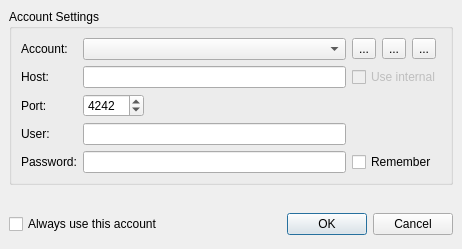
Before: the Qt Designer form src/qtui/ui/coreconnectdlg.ui in quassel/quassel, drawn with Qt 5.
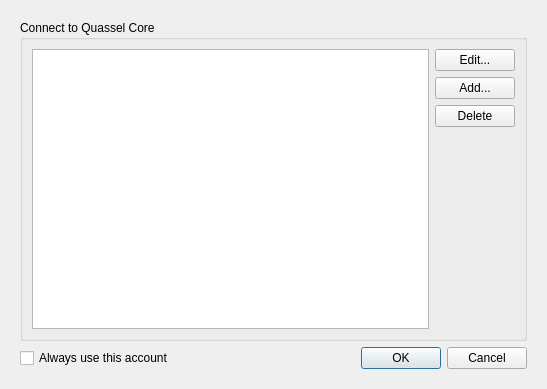
After: the same form once the commit is applied. The open tabs and pages were chosen to show the change. Icons and pictures are not drawn.

Commit message:
This is the long-awaited monster commit, bringing you a redesigned core arch and new auth method... NOT STABLE! DO NOT USE! WORK IN PROGRESS! NOT CLEANED UP! NOT TESTED! YOU HAVE BEEN WARNED!
Known regressions:
* Networks always use the Default Identity from the _new_ dialog (accessible via the new SettingsDlg)
* No core config wizard. Will be back soon.
* No session save/restore, Will be back soon.
* Some more things, that you'll notice anyway.

What changed in the file:
```diff
--- a/src/qtui/ui/coreconnectdlg.ui
+++ b/src/qtui/ui/coreconnectdlg.ui
@@ -5,213 +5,248 @@
    <rect>
     <x>0</x>
     <y>0</y>
-    <width>462</width>
-    <height>249</height>
+    <width>511</width>
+    <height>389</height>
    </rect>
   </property>
-  <property name="sizePolicy" >
-   <sizepolicy vsizetype="MinimumExpanding" hsizetype="Preferred" >
-    <horstretch>0</horstretch>
-    <verstretch>0</verstretch>
-   </sizepolicy>
-  </property>
   <property name="windowTitle" >
    <string>Connect to Quassel Core</string>
   </property>
-  <property name="windowIcon" >
-   <iconset/>
-  </property>
-  <property name="modal" >
-   <bool>false</bool>
-  </property>
+  <layout class="QVBoxLayout" >
+   <item>
   <layout class="QVBoxLayout" >
    <property name="spacing" >
-    <number>6</number>
-   </property>
-   <property name="leftMargin" >
-    <number>0</number>
-   </property>
-   <property name="topMargin" >
-    <number>0</number>
-   </property>
-   <property name="rightMargin" >
-    <number>0</number>
-   </property>
-   <property name="bottomMargin" >
     <number>0</number>
    </property>
    <item>
     <widget class="QStackedWidget" name="stackedWidget" >
      <property name="currentIndex" >
-      <number>0</number>
-     </property>
-     <widget class="QWidget" name="page" >
-      <layout class="QGridLayout" >
-       <item row="0" column="0" >
+        <number>2</number>
+       </property>
+       <widget class="QWidget" name="accountPage" >
+        <layout class="QVBoxLayout" >
+         <item>
         <widget class="QGroupBox" name="groupBox" >
          <property name="title" >
-          <string>Account Settings</string>
-         </property>
+            <string>Connect to Quassel Core</string>
+           </property>
+           <layout class="QHBoxLayout" >
+            <item>
+             <widget class="QListWidget" name="accountList" >
+              <property name="sortingEnabled" >
+               <bool>true</bool>
+              </property>
+             </widget>
+            </item>
+            <item>
+             <layout class="QVBoxLayout" >
+              <item>
+               <widget class="QPushButton" name="editAccount" >
+                <property name="text" >
+                 <string>Edit...</string>
+                </property>
+                <property name="icon" >
+                 <iconset resource="../../icons/icons.qrc" >:/16x16/actions/oxygen/16x16/actions/configure.png</iconset>
+                </property>
+               </widget>
+              </item>
+              <item>
+               <widget class="QPushButton" name="addAccount" >
+                <property name="text" >
+                 <string>Add...</string>
+                </property>
+                <property name="icon" >
+                 <iconset resource="../../icons/icons.qrc" >:/16x16/actions/oxygen/16x16/actions/list-add.png</iconset>
+                </property>
+               </widget>
+              </item>
+              <item>
+               <widget class="QPushButton" name="deleteAccount" >
+                <property name="text" >
+                 <string>Delete</string>
+                </property>
+                <property name="icon" >
+                 <iconset resource="../../icons/icons.qrc" >:/16x16/actions/oxygen/16x16/actions/list-remove.png</iconset>
+                </property>
+               </widget>
+              </item>
+              <item>
+               <spacer>
+                <property name="orientation" >
+                 <enum>Qt::Vertical</enum>
+                </property>
+                <property name="sizeHint" >
+                 <size>
+                  <width>20</width>
+                  <height>40</height>
+                 </size>
+                </property>
+               </spacer>
+              </item>
+             </layout>
+            </item>
+           </layout>
+          </widget>
+         </item>
+         <item>
+          <layout class="QHBoxLayout" >
+           <item>
+            <widget class="QCheckBox" name="autoConnect" >
+             <property name="text" >
+              <string>Always use this account</string>
+             </property>
+            </widget>
+           </item>
+           <item>
+            <widget class="QDialogButtonBox" name="accountButtonBox" >
+             <property name="orientation" >
+              <enum>Qt::Horizontal</enum>
+             </property>
+             <property name="standardButtons" >
+              <set>QDialogButtonBox::Cancel|QDialogButtonBox::NoButton|QDialogButtonBox::Ok</set>
+             </property>
+            </widget>
+           </item>
+          </layout>
+         </item>
+        </layout>
+       </widget>
+       <widget class="QWidget" name="loginPage" >
+        <layout class="QVBoxLayout" >
+         <item>
+          <widget class="QGroupBox" name="groupBox_2" >
+           <property name="title" >
+            <string>Initializing your connection</string>
+           </property>
+           <layout class="QHBoxLayout" >
+            <item>
+             <layout class="QVBoxLayout" >
+              <item>
          <layout class="QGridLayout" >
-          <item rowspan="2" row="0" column="0" >
-           <widget class="QLabel" name="label_5" >
+                <item row="0" column="0" >
+                 <widget class="QLabel" name="connectIcon" >
             <property name="text" >
-             <string>Account:</string>
+                   <string/>
+                  </property>
+                  <property name="pixmap" >
+                   <pixmap resource="../../icons/icons.qrc" >:/22x22/actions/network-disconnect</pixmap>
             </property>
            </widget>
           </item>
-          <item rowspan="2" row="0" column="1" colspan="2" >
-           <widget class="QComboBox" name="accountList" >
-            <property name="editable" >
+                <item row="0" column="1" >
+                 <widget class="QLabel" name="connectLabel" >
+                  <property name="text" >
+                   <string>Connected to apollo.mindpool.net.</string>
+                  </property>
+                  <property name="alignment" >
+                   <set>Qt::AlignLeading|Qt::AlignLeft|Qt::AlignVCenter</set>
+                  </property>
+                  <property name="wordWrap" >
              <bool>false</bool>
             </property>
-            <property name="insertPolicy" >
-             <enum>QComboBox::InsertAlphabetically</enum>
-            </property>
-           </widget>
-          </item>
-          <item rowspan="2" row="0" column="3" >
-           <widget class="QToolButton" name="editAccount" >
-            <property name="text" >
-             <string>...</string>
-            </property>
-            <property name="icon" >
-             <iconset resource="../../icons/icons.qrc" >:/22x22/actions/oxygen/22x22/actions/configure.png</iconset>
-            </property>
-            <property name="iconSize" >
-             <size>
-              <width>22</width>
-              <height>22</height>
-             </size>
-            </property>
-           </widget>
-          </item>
-          <item rowspan="2" row="0" column="4" >
-           <widget class="QToolButton" name="newAccount" >
-            <property name="text" >
-             <string>...</string>
-            </property>
-            <property name="icon" >
-             <iconset resource="../../icons/icons.qrc" >:/22x22/actions/oxygen/22x22/actions/list-add.png</iconset>
-            </property>
-            <property name="iconSize" >
-             <size>
-              <width>22</width>
-              <height>22</height>
-             </size>
-            </property>
-           </widget>
-          </item>
-          <item rowspan="2" row="0" column="5" colspan="2" >
-           <widget class="QToolButton" name="delAccount" >
-            <property name="text" >
-             <string>...</string>
-            </property>
-            <property name="icon" >
-             <iconset resource="../../icons/icons.qrc" >:/22x22/actions/oxygen/22x22/actions/edit-delete.png</iconset>
-            </property>
-            <property name="iconSize" >
-             <size>
-              <width>22</width>
-              <height>22</height>
-             </size>
-            </property>
-           </widget>
-          </item>
-          <item row="1" column="6" >
+                 </widget>
+                </item>
+                <item row="0" column="2" >
            <spacer>
             <property name="orientation" >
              <enum>Qt::Horizontal</enum>
             </property>
             <property name="sizeHint" >
              <size>
+                    <width>358</width>
+                    <height>21</height>
+                   </size>
+                  </property>
+                 </spacer>
+                </item>
+                <item row="1" column="1" colspan="2" >
+                 <widget class="QLabel" name="coreInfoLabel" >
+                  <property name="text" >
+                   <string>Core Info</string>
+                  </property>
+                  <property name="alignment" >
+                   <set>Qt::AlignLeading|Qt::AlignLeft|Qt::AlignTop</set>
+                  </property>
+                  <property name="wordWrap" >
+                   <bool>true</bool>
+                  </property>
+                 </widget>
+                </item>
+               </layout>
+              </item>
+              <item>
+               <spacer>
+                <property name="orientation" >
+                 <enum>Qt::Vertical</enum>
+                </property>
+                <property name="sizeHint" >
+                 <size>
               <width>20</width>
-              <height>20</height>
+                  <height>40</height>
              </size>
             </property>
            </spacer>
           </item>
-          <item row="2" column="0" >
+              <item>
+               <widget class="QStackedWidget" name="loginStack" >
+                <property name="currentIndex" >
+                 <number>0</number>
+                </property>
+                <widget class="QWidget" name="loginCredentialsPage" >
+                 <layout class="QVBoxLayout" >
+                  <item>
+                   <layout class="QVBoxLayout" >
+                    <item>
+                     <spacer>
+                      <property name="orientation" >
+                       <enum>Qt::Vertical</enum>
+                      </property>
+                      <property name="sizeHint" >
+                       <size>
+                        <width>20</width>
+                        <height>40</height>
+                       </size>
+                      </property>
+                     </spacer>
+                    </item>
+                    <item>
+                     <widget class="QGroupBox" name="loginGroup" >
+                      <property name="title" >
+                       <string>Login</string>
+                      </property>
+                      <layout class="QGridLayout" >
+                       <property name="leftMargin" >
+                        <number>9</number>
+                       </property>
+                       <item row="1" column="0" >
            <widget class="QLabel" name="label_2" >
             <property name="text" >
-             <string>Host:</string>
-            </property>
-           </widget>
-          </item>
-          <item row="2" column="1" colspan="2" >
-           <widget class="QLineEdit" name="hostEdit" />
-          </item>
-          <item row="2" column="3" colspan="4" >
-           <widget class="QCheckBox" name="internalCore" >
-            <property name="enabled" >
-             <bool>false</bool>
-            </property>
-            <property name="text" >
-             <string>Use internal</string>
-            </property>
-            <property name="checked" >
-             <bool>false</bool>
-            </property>
-           </widget>
-          </item>
-          <item row="3" column="0" >
-           <widget class="QLabel" name="label" >
-            <property name="text" >
-             <string>Port:</string>
-            </property>
-           </widget>
-          </item>
-          <item row="3" column="1" >
-           <widget class="QSpinBox" name="port" >
-            <property name="minimum" >
-             <number>1024</number>
-            </property>
-            <property name="maximum" >
-             <number>65535</number>
-            </property>
-            <property name="value" >
-             <number>4242</number>
-            </property>
-           </widget>
-          </item>
-          <item row="3" column="2" >
-           <spacer>
-            <property name="orientation" >
-             <enum>Qt::Horizontal</enum>
-            </property>
-            <property name="sizeHint" >
-             <size>
-              <width>211</width>
-              <height>20</height>
-             </size>
-            </property>
-           </spacer>
-          </item>
-          <item row="4" column="0" >
-           <widget class="QLabel" name="label_3" >
-            <property name="text" >
              <string>User:</string>
             </property>
            </widget>
           </item>
-          <item row="4" column="1" colspan="2" >
-           <widget class="QLineEdit" name="userEdit" />
-          </item>
-          <item row="5" column="0" >
-           <widget class="QLabel" name="label_4" >
+                       <item row="1" column="1" >
+                        <widget class="QLineEdit" name="user" >
+                         <property name="text" >
+                          <string/>
+                         </property>
+                        </widget>
+                       </item>
+                       <item row="2" column="0" >
+                        <widget class="QLabel" name="label_3" >
             <property name="text" >
              <string>Password:</string>
             </property>
            </widget>
           </item>
-          <item row="5" column="1" colspan="2" >
-           <widget class="QLineEdit" name="passwdEdit" >
+                       <item row="2" column="1" >
+                        <widget class="QLineEdit" name="password" >
             <property name="echoMode" >
              <enum>QLineEdit::Password</enum>
             </property>
            </widget>
           </item>
-          <item row="5" column="3" colspan="4" >
+                       <item row="3" column="1" >
            <widget class="QCheckBox" name="rememberPasswd" >
             <property name="text" >
              <string>Remember</string>
@@ -221,141 +256,133 @@
          </layout>
         </widget>
        </item>
-       <item row="1" column="0" >
-        <spacer>
-         <property name="orientation" >
-          <enum>Qt::Vertical</enum>
-         </property>
-         <property name="sizeHint" >
-          <size>
-           <width>20</width>
-           <height>40</height>
-          </size>
-         </property>
-        </spacer>
-       </item>
-       <item row="2" column="0" >
-        <layout class="QHBoxLayout" >
-         <property name="spacing" >
-          <number>6</number>
-         </property>
-         <property name="leftMargin" >
-          <number>0</number>
-         </property>
-         <property name="topMargin" >
-          <number>0</number>
-         </property>
-         <property name="rightMargin" >
-          <number>0</number>
-         </property>
-         <property name="bottomMargin" >
-          <number>0</number>
-         </property>
-         <item>
-          <widget class="QCheckBox" name="autoConnect" >
-           <property name="text" >
-            <string>Always use this account</string>
-           </property>
-           <property name="checked" >
-            <bool>false</bool>
-           </property>
-          </widget>
-         </item>
-         <item>
-          <spacer>
-           <property name="orientation" >
-            <enum>Qt::Horizontal</enum>
-           </property>
-           <property name="sizeHint" >
-            <size>
-             <width>101</width>
-             <height>31</height>
-            </size>
-           </property>
-          </spacer>
-         </item>
+                   </layout>
+                  </item>
+                 </layout>
+                </widget>
+                <widget class="QWidget" name="loginEmptyPage" />
+               </widget>
+              </item>
+             </layout>
+            </item>
+           </layout>
+          </widget>
+         </item>
          <item>
-          <widget class="QDialogButtonBox" name="buttonBox1" >
-           <property name="orientation" >
-            <enum>Qt::Horizontal</enum>
-           </property>
+          <widget class="QDialogButtonBox" name="loginButtonBox" >
            <property name="standardButtons" >
             <set>QDialogButtonBox::Cancel|QDialogButtonBox::NoButton|QDialogButtonBox::Ok</set>
            </property>
           </widget>
          </item>
         </layout>
-       </item>
-      </layout>
-     </widget>
-     <widget class="QWidget" name="page_2" >
+       </widget>
+       <widget class="QWidget" name="syncPage" >
       <layout class="QVBoxLayout" >
        <item>
-        <widget class="QGroupBox" name="connectionGroupBox" >
+          <widget class="QGroupBox" name="groupBox_3" >
          <property name="title" >
-          <string>Connecting to...</string>
+            <string>Initializing your session...</string>
          </property>
          <layout class="QVBoxLayout" >
           <item>
-           <widget class="QLabel" name="connectionStatus" >
+             <layout class="QVBoxLayout" >
+              <item>
+               <widget class="QLabel" name="label_6" >
             <property name="text" >
-             <string>Connecting...</string>
-            </property>
+                 <string>&lt;b>Please be patient while your client synchronizes with the Quassel Core!&lt;/b></string>
+                </property>
+                <property name="alignment" >
+                 <set>Qt::AlignHCenter|Qt::AlignTop</set>
+                </property>
+                <property name="wordWrap" >
+                 <bool>true</bool>
+                </property>
            </widget>
           </item>
           <item>
-           <widget class="QProgressBar" name="connectionProgress" >
+               <layout class="QGridLayout" >
+                <item row="0" column="0" >
+                 <widget class="QLabel" name="progressLabel" >
+                  <property name="text" >
+                   <string>Session state:</string>
+                  </property>
+                 </widget>
+                </item>
+                <item row="0" column="1" >
+                 <widget class="QProgressBar" name="sessionProgress" >
+                  <property name="maximum" >
+                   <number>1</number>
+                  </property>
             <property name="value" >
              <number>0</number>
             </property>
-            <property name="orientation" >
-             <enum>Qt::Horizontal</enum>
-            </property>
-           </widget>
-          </item>
-          <item>
-           <layout class="QHBoxLayout" >
-            <item>
-             <widget class="QLabel" name="profileLabel" >
+                 </widget>
+                </item>
+                <item row="1" column="0" >
+                 <widget class="QLabel" name="label" >
               <property name="text" >
-               <string>GUI Profile:</string>
+                   <string>Network states:</string>
               </property>
              </widget>
             </item>
-            <item>
-             <widget class="QComboBox" name="guiProfile" >
-              <property name="sizePolicy" >
-               <sizepolicy vsizetype="Fixed" hsizetype="MinimumExpanding" >
-                <horstretch>0</horstretch>
-                <verstretch>0</verstretch>
-               </sizepolicy>
-              </property>
-             </widget>
-            </item>
-            <item>
-             <widget class="QPushButton" name="newGuiProfile" >
-              <property name="sizePolicy" >
-               <sizepolicy vsizetype="Fixed" hsizetype="Maximum" >
-                <horstretch>0</horstretch>
-                <verstretch>0</verstretch>
-               </sizepolicy>
-              </property>
+                <item row="1" column="1" >
+                 <widget class="QProgressBar" name="networksProgress" >
+                  <property name="maximum" >
+                   <number>1</number>
+                  </property>
+                  <property name="value" >
+                   <number>0</number>
+                  </property>
+                  <property name="format" >
+                   <string>0/0</string>
+                  </property>
+                 </widget>
+                </item>
+                <item row="2" column="0" >
+                 <widget class="QLabel" name="label_4" >
               <property name="text" >
-               <string>New...</string>
+                   <string>Channel states:</string>
               </property>
              </widget>
             </item>
-           </layout>
-          </item>
-          <item>
-           <widget class="QCheckBox" name="alwaysUseProfile" >
+                <item row="2" column="1" >
+                 <widget class="QProgressBar" name="channelsProgress" >
+                  <property name="maximum" >
+                   <number>1</number>
+                  </property>
+                  <property name="value" >
+                   <number>0</number>
+                  </property>
+                  <property name="format" >
+                   <string>0/0</string>
+                  </property>
+                 </widget>
+                </item>
+                <item row="3" column="0" >
+                 <widget class="QLabel" name="label_5" >
             <property name="text" >
-             <string>Always use this profile</string>
+                   <string>User states:</string>
             </property>
            </widget>
           </item>
-         </layout>
-        </widget>
+                <item row="3" column="1" >
+                 <widget class="QProgressBar" name="ircUsersProgress" >
+                  <property name="minimum" >
+                   <number>0</number>
+                  </property>
+                  <property name="maximum" >
+                   <number>1</number>
+                  </property>
+                  <property name="value" >
+                   <number>0</number>
+                  </property>
+                  <property name="format" >
+                   <string>0/0</string>
+                  </property>
+                 </widget>
+                </item>
+               </layout>
        </item>
        <item>
         <spacer>
@@ -364,41 +391,34 @@
          </property>
          <property name="sizeHint" >
           <size>
-           <width>20</width>
-           <height>31</height>
+                  <width>483</width>
+                  <height>61</height>
           </size>
          </property>
         </spacer>
        </item>
-       <item>
-        <layout class="QHBoxLayout" >
-         <item>
-          <spacer>
-           <property name="orientation" >
-            <enum>Qt::Horizontal</enum>
-           </property>
-           <property name="sizeHint" >
-            <size>
-             <width>40</width>
-             <height>20</height>
-            </size>
-           </property>
-          </spacer>
-         </item>
+             </layout>
+            </item>
+           </layout>
+          </widget>
+         </item>
          <item>
-          <widget class="QDialogButtonBox" name="buttonBox2" >
+          <widget class="QDialogButtonBox" name="syncButtonBox" >
            <property name="standardButtons" >
-            <set>QDialogButtonBox::Abort|QDialogButtonBox::NoButton|QDialogButtonBox::Ok</set>
+            <set>QDialogButtonBox::Abort</set>
            </property>
+           <property name="centerButtons" >
+            <bool>true</bool>
+           </property>
           </widget>
          </item>
         </layout>
-       </item>
-      </layout>
      </widget>
     </widget>
    </item>
   </layout>
+   </item>
+  </layout>
  </widget>
  <resources>
   <include location="../../images/icons.qrc" />
```
Left out of the diff: 24 changed lines with no effect on the pictures. Lines whose indentation alone changed are shown as unchanged. The commit also changes 48 other files.
